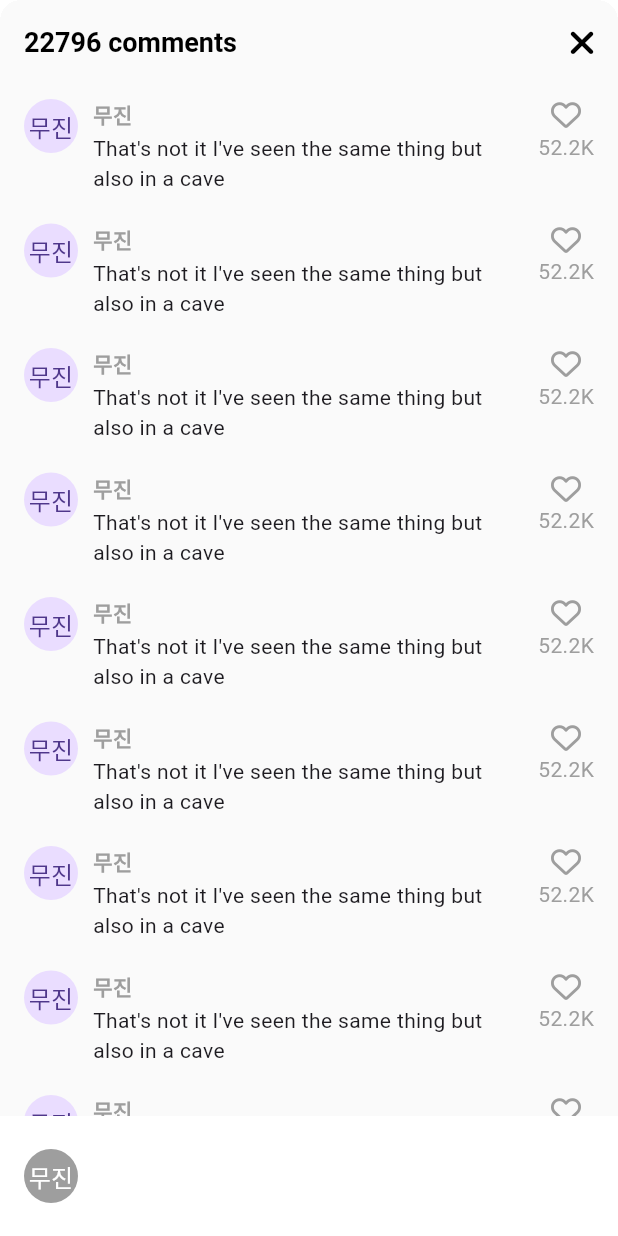
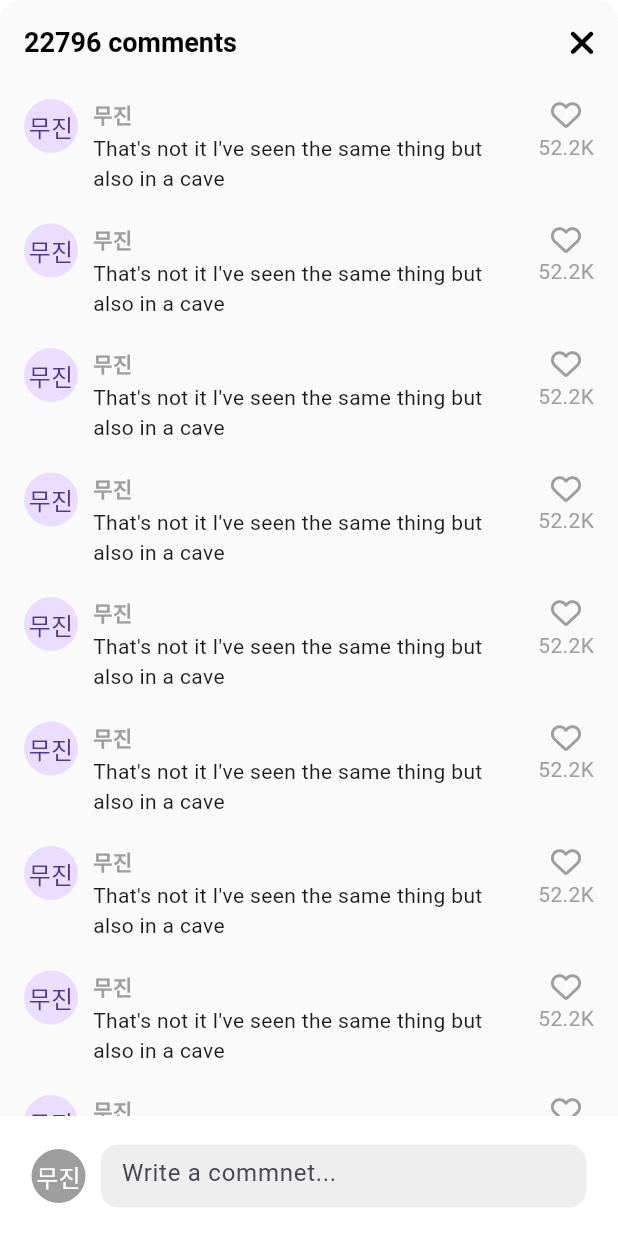
Before and after one commit to mujinChung/tiktok_clone, a Flutter app: the VideoComments screen opened directly, on a phone screen of 412 x 824 dp. Run offline on Flutter 3.47's test engine with Material 3 defaults, Android fonts, the phone set to English and light mode, and no system bars; our stand-ins replace font_awesome_flutter, video_player, visibility_detector; missing offline and left inert: dart:ffi; network calls fail.

Commit message:
#8.2 Add Comments
- scaffold - resizeToAvoidBottomInset: false : 사이즈가 키보드의 등장으로 변동되지 않도록 함(기본값 : true)
- Positioned
    - bottom: 0 → 위젯을 화면 하단에 고정시키기
    - width: MediaQuery.of(context).size.width → 유저 화면의 너비를 알려줌
    - final size = MediaQuery.of(context).size → 아예 변수로 만들어서 size.xxx로 활용할 수 있게 함
        - Container에서도 height: size.height * 0.70로 활용
- showModalBottomSheet - isScrollControlled: true : bottom sheet의 사이즈를 변경할 수 있게 됨.
- TextField 꾸미기

```diff
--- a/lib/screens/features/main_navigation/main_navigation_screen.dart
+++ b/lib/screens/features/main_navigation/main_navigation_screen.dart
@@ -35,7 +35,10 @@ class _MainNavigationScreenState extends State<MainNavigationScreen> {
   @override
   Widget build(BuildContext context) {
     return Scaffold(
-      body: Stack(children: [
+      resizeToAvoidBottomInset: false,
+      backgroundColor: _selectedIndex == 0 ? Colors.black : Colors.white,
+      body: Stack(
+        children: [
           Offstage(
             offstage: _selectedIndex != 0,
             child: const VideoTimelineScreen(),
@@ -52,7 +55,8 @@ class _MainNavigationScreenState extends State<MainNavigationScreen> {
             offstage: _selectedIndex != 4,
             child: Container(),
           ),
-      ]),
+        ],
+      ),
       bottomNavigationBar: BottomAppBar(
         color: Colors.black,
         child: Row(
--- a/lib/screens/features/videos/widgets/video_comments.dart
+++ b/lib/screens/features/videos/widgets/video_comments.dart
@@ -17,7 +17,10 @@ class _VideoCommentsState extends State<VideoComments> {
 
   @override
   Widget build(BuildContext context) {
+    final size = MediaQuery.of(context).size;
+
     return Container(
+      height: size.height * 0.80,
       clipBehavior: Clip.hardEdge,
       decoration: BoxDecoration(
         borderRadius: BorderRadius.circular(
@@ -37,7 +40,9 @@ class _VideoCommentsState extends State<VideoComments> {
             ),
           ],
         ),
-        body: ListView.separated(
+        body: Stack(
+          children: [
+            ListView.separated(
               padding: const EdgeInsets.symmetric(
                 vertical: Sizes.size10,
                 horizontal: Sizes.size16,
@@ -90,8 +95,16 @@ class _VideoCommentsState extends State<VideoComments> {
                 ],
               ),
             ),
-        bottomNavigationBar: BottomAppBar(
+            Positioned(
+              bottom: 0,
+              width: size.width,
+              child: BottomAppBar(
                 color: Colors.white,
+                child: Padding(
+                  padding: const EdgeInsets.symmetric(
+                    horizontal: Sizes.size5,
+                    vertical: Sizes.size7,
+                  ),
                   child: Row(
                     children: [
                       CircleAvatar(
@@ -99,9 +112,33 @@ class _VideoCommentsState extends State<VideoComments> {
                         backgroundColor: Colors.grey.shade500,
                         foregroundColor: Colors.white,
                         child: const Text("무진"),
-              )
+                      ),
+                      Gaps.h10,
+                      Expanded(
+                        child: TextField(
+                          decoration: InputDecoration(
+                            hintText: "Write a commnet...",
+                            border: OutlineInputBorder(
+                              borderRadius: BorderRadius.circular(
+                                Sizes.size12,
+                              ),
+                              borderSide: BorderSide.none,
+                            ),
+                            filled: true,
+                            fillColor: Colors.grey.shade200,
+                            contentPadding: const EdgeInsets.symmetric(
+                              vertical: Sizes.size12,
+                              horizontal: Sizes.size10,
+                            ),
+                          ),
+                        ),
+                      ),
                     ],
                   ),
+                ),
+              ),
+            ),
+          ],
         ),
       ),
     );
--- a/lib/screens/features/videos/widgets/video_post.dart
+++ b/lib/screens/features/videos/widgets/video_post.dart
@@ -112,6 +112,7 @@ class _VideoPostState extends State<VideoPost>
     }
     await showModalBottomSheet(
       context: context,
+      isScrollControlled: true,
       backgroundColor: Colors.transparent,
       builder: (context) => const VideoComments(),
     );
```
Lines whose indentation alone changed are shown as unchanged.
